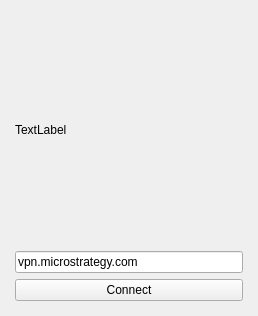
The window that GPClient/gpclient.ui (yuezk/GlobalProtect-openconnect) describes before a commit, drawn with Qt 5.
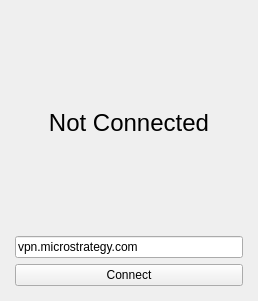
The same window after the commit.

The edit to the form file:
```diff
--- a/GPClient/gpclient.ui
+++ b/GPClient/gpclient.ui
@@ -7,7 +7,7 @@
     <x>0</x>
     <y>0</y>
     <width>258</width>
-    <height>316</height>
+    <height>301</height>
    </rect>
   </property>
   <property name="windowTitle">
@@ -39,9 +39,20 @@
     <item>
      <layout class="QVBoxLayout" name="verticalLayout" stretch="0">
       <item>
-       <widget class="QLabel" name="label">
+       <widget class="QLabel" name="statusLabel">
+        <property name="font">
+         <font>
+          <pointsize>18</pointsize>
+          <weight>50</weight>
+          <bold>false</bold>
+          <underline>false</underline>
+         </font>
+        </property>
         <property name="text">
-         <string>TextLabel</string>
+         <string>Not Connected</string>
+        </property>
+        <property name="alignment">
+         <set>Qt::AlignCenter</set>
         </property>
        </widget>
       </item>
```
